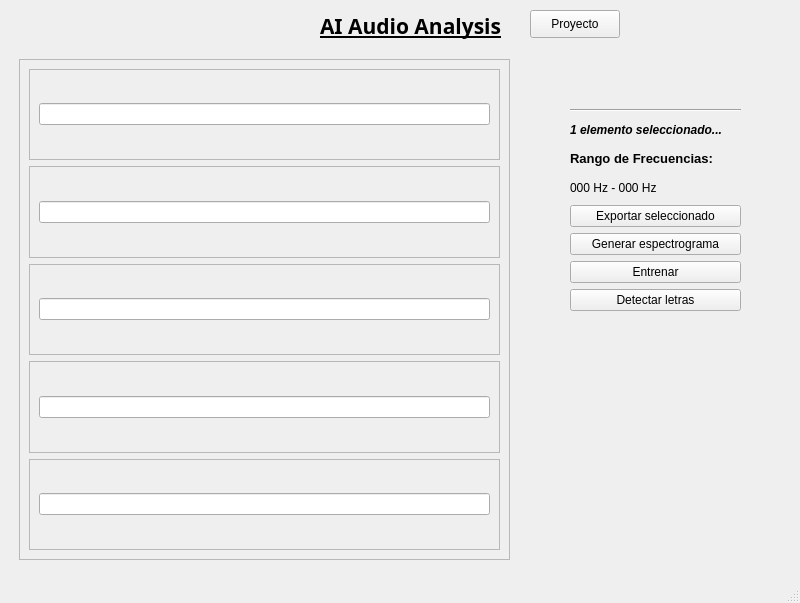
Before: the Qt Designer form main.ui in darkmclo/audio-ai-project, drawn with Qt 5.
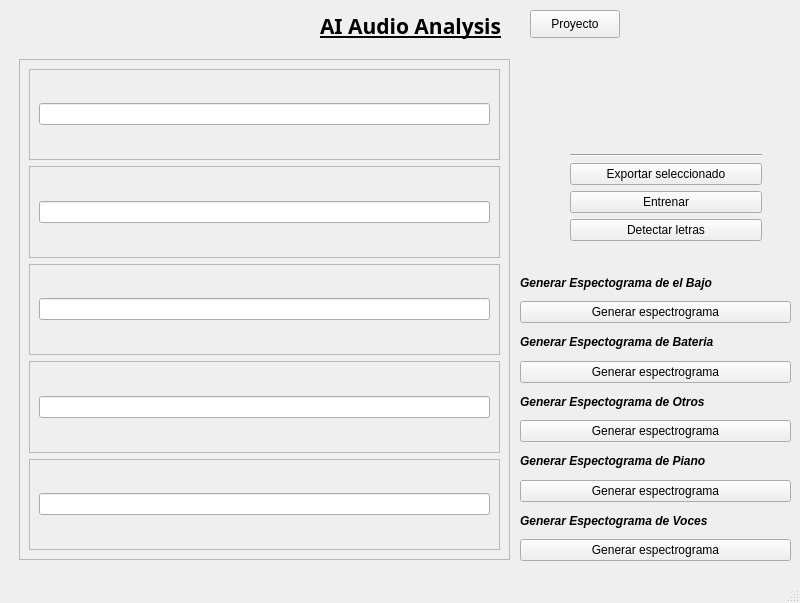
After: the same form once the commit is applied.

Commit message: Se cambio los botones de Generar Espectograma a 5 individuales para que cada uno se encarge de generar el que le corresponde y se añadieron 5 funciones en el codigo para cada boton

Diff of the .ui file:
```diff
--- a/main.ui
+++ b/main.ui
@@ -42,8 +42,8 @@
      <rect>
       <x>520</x>
       <y>60</y>
-      <width>271</width>
-      <height>271</height>
+      <width>292</width>
+      <height>201</height>
      </rect>
     </property>
     <layout class="QVBoxLayout" name="verticalLayout">
@@ -76,42 +76,6 @@
        </property>
       </widget>
      </item>
-     <item>
-      <widget class="QLabel" name="label_4">
-       <property name="font">
-        <font>
-         <weight>75</weight>
-         <italic>true</italic>
-         <bold>true</bold>
-        </font>
-       </property>
-       <property name="text">
-        <string>1 elemento seleccionado...</string>
-       </property>
-      </widget>
-     </item>
-     <item>
-      <widget class="QLabel" name="label_3">
-       <property name="font">
-        <font>
-         <family>Liberation Sans</family>
-         <pointsize>10</pointsize>
-         <weight>75</weight>
-         <bold>true</bold>
-        </font>
-       </property>
-       <property name="text">
-        <string>Rango de Frecuencias:</string>
-       </property>
-      </widget>
-     </item>
-     <item>
-      <widget class="QLabel" name="label_5">
-       <property name="text">
-        <string>000 Hz - 000 Hz</string>
-       </property>
-      </widget>
-     </item>
      <item>
       <widget class="QPushButton" name="btnExportSelected">
        <property name="text">
@@ -119,13 +83,6 @@
        </property>
       </widget>
      </item>
-     <item>
-      <widget class="QPushButton" name="btnGenSpectrum">
-       <property name="text">
-        <string>Generar espectrograma</string>
-       </property>
-      </widget>
-     </item>
      <item>
       <widget class="QPushButton" name="btnTrainNet">
        <property name="text">
@@ -142,17 +99,6 @@
      </item>
     </layout>
    </widget>
-   <widget class="QWidget" name="horizontalLayoutWidget">
-    <property name="geometry">
-     <rect>
-      <x>520</x>
-      <y>340</y>
-      <width>271</width>
-      <height>221</height>
-     </rect>
-    </property>
-    <layout class="QHBoxLayout" name="freqGraph"/>
-   </widget>
    <widget class="QPushButton" name="btnFolder">
     <property name="geometry">
      <rect>
@@ -300,6 +246,123 @@
      </item>
     </layout>
    </widget>
+   <widget class="QWidget" name="verticalLayoutWidget_3">
+    <property name="geometry">
+     <rect>
+      <x>520</x>
+      <y>270</y>
+      <width>271</width>
+      <height>291</height>
+     </rect>
+    </property>
+    <layout class="QVBoxLayout" name="verticalLayout_9">
+     <item>
+      <widget class="QLabel" name="label_6">
+       <property name="font">
+        <font>
+         <weight>75</weight>
+         <italic>true</italic>
+         <bold>true</bold>
+        </font>
+       </property>
+       <property name="text">
+        <string>Generar Espectograma de el Bajo</string>
+       </property>
+      </widget>
+     </item>
+     <item>
+      <widget class="QPushButton" name="btnGenSpectrumBass">
+       <property name="text">
+        <string>Generar espectrograma</string>
+       </property>
+      </widget>
+     </item>
+     <item>
+      <widget class="QLabel" name="label_7">
+       <property name="font">
+        <font>
+         <weight>75</weight>
+         <italic>true</italic>
+         <bold>true</bold>
+        </font>
+       </property>
+       <property name="text">
+        <string>Generar Espectograma de Bateria</string>
+       </property>
+      </widget>
+     </item>
+     <item>
+      <widget class="QPushButton" name="btnGenSpectrumDrums">
+       <property name="text">
+        <string>Generar espectrograma</string>
+       </property>
+      </widget>
+     </item>
+     <item>
+      <widget class="QLabel" name="label_8">
+       <property name="font">
+        <font>
+         <weight>75</weight>
+         <italic>true</italic>
+         <bold>true</bold>
+        </font>
+       </property>
+       <property name="text">
+        <string>Generar Espectograma de Otros</string>
+       </property>
+      </widget>
+     </item>
+     <item>
+      <widget class="QPushButton" name="btnGenSpectrumOther">
+       <property name="text">
+        <string>Generar espectrograma</string>
+       </property>
+      </widget>
+     </item>
+     <item>
+      <widget class="QLabel" name="label_9">
+       <property name="font">
+        <font>
+         <weight>75</weight>
+         <italic>true</italic>
+         <bold>true</bold>
+        </font>
+       </property>
+       <property name="text">
+        <string>Generar Espectograma de Piano</string>
+       </property>
+      </widget>
+     </item>
+     <item>
+      <widget class="QPushButton" name="btnGenSpectrumPiano">
+       <property name="text">
+        <string>Generar espectrograma</string>
+       </property>
+      </widget>
+     </item>
+     <item>
+      <widget class="QLabel" name="label_10">
+       <property name="font">
+        <font>
+         <weight>75</weight>
+         <italic>true</italic>
+         <bold>true</bold>
+        </font>
+       </property>
+       <property name="text">
+        <string>Generar Espectograma de Voces</string>
+       </property>
+      </widget>
+     </item>
+     <item>
+      <widget class="QPushButton" name="btnGenSpectrumVocals">
+       <property name="text">
+        <string>Generar espectrograma</string>
+       </property>
+      </widget>
+     </item>
+    </layout>
+   </widget>
   </widget>
   <widget class="QStatusBar" name="statusbar"/>
  </widget>
```
The commit also changes 1 other file.
